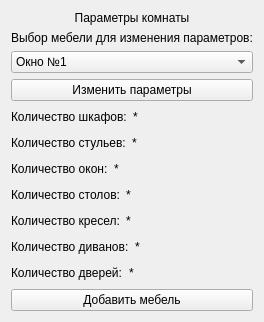
Old version of the form parametrwidget.ui in the repository GirvitAlexander/FurnitureArrangementProjectQT.
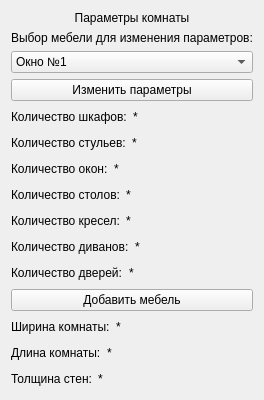
New version of the form.

What changed in the file:
```diff
--- a/parametrwidget.ui
+++ b/parametrwidget.ui
@@ -282,6 +282,99 @@
      </property>
     </widget>
    </item>
+   <item>
+    <layout class="QHBoxLayout" name="horizontalLayout_8">
+     <item>
+      <widget class="QLabel" name="label_5">
+       <property name="text">
+        <string>Ширина комнаты:</string>
+       </property>
+      </widget>
+     </item>
+     <item>
+      <widget class="QLabel" name="widthRoom">
+       <property name="text">
+        <string>*</string>
+       </property>
+      </widget>
+     </item>
+     <item>
+      <spacer name="horizontalSpacer_8">
+       <property name="orientation">
+        <enum>Qt::Horizontal</enum>
+       </property>
+       <property name="sizeHint" stdset="0">
+        <size>
+         <width>40</width>
+         <height>20</height>
+        </size>
+       </property>
+      </spacer>
+     </item>
+    </layout>
+   </item>
+   <item>
+    <layout class="QHBoxLayout" name="horizontalLayout_9">
+     <item>
+      <widget class="QLabel" name="label_3">
+       <property name="text">
+        <string>Длина комнаты:</string>
+       </property>
+      </widget>
+     </item>
+     <item>
+      <widget class="QLabel" name="heightRoom">
+       <property name="text">
+        <string>*</string>
+       </property>
+      </widget>
+     </item>
+     <item>
+      <spacer name="horizontalSpacer_9">
+       <property name="orientation">
+        <enum>Qt::Horizontal</enum>
+       </property>
+       <property name="sizeHint" stdset="0">
+        <size>
+         <width>40</width>
+         <height>20</height>
+        </size>
+       </property>
+      </spacer>
+     </item>
+    </layout>
+   </item>
+   <item>
+    <layout class="QHBoxLayout" name="horizontalLayout_10">
+     <item>
+      <widget class="QLabel" name="label_7">
+       <property name="text">
+        <string>Толщина стен:</string>
+       </property>
+      </widget>
+     </item>
+     <item>
+      <widget class="QLabel" name="widthRoomWall">
+       <property name="text">
+        <string>*</string>
+       </property>
+      </widget>
+     </item>
+     <item>
+      <spacer name="horizontalSpacer_10">
+       <property name="orientation">
+        <enum>Qt::Horizontal</enum>
+       </property>
+       <property name="sizeHint" stdset="0">
+        <size>
+         <width>40</width>
+         <height>20</height>
+        </size>
+       </property>
+      </spacer>
+     </item>
+    </layout>
+   </item>
    <item>
     <spacer name="verticalSpacer">
      <property name="orientation">
```
